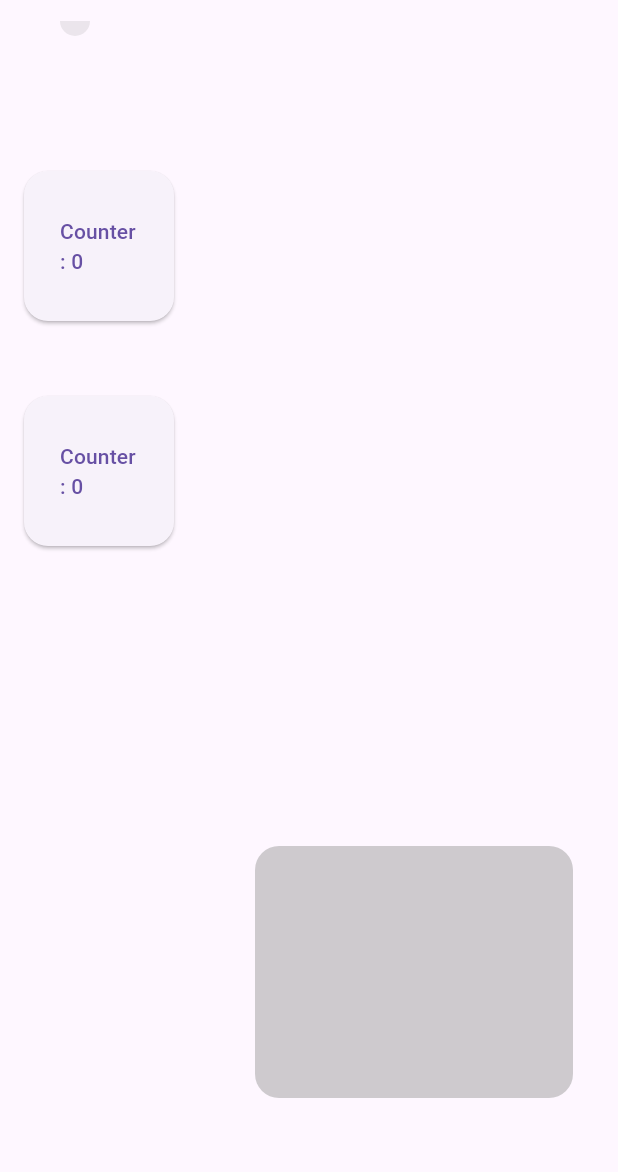
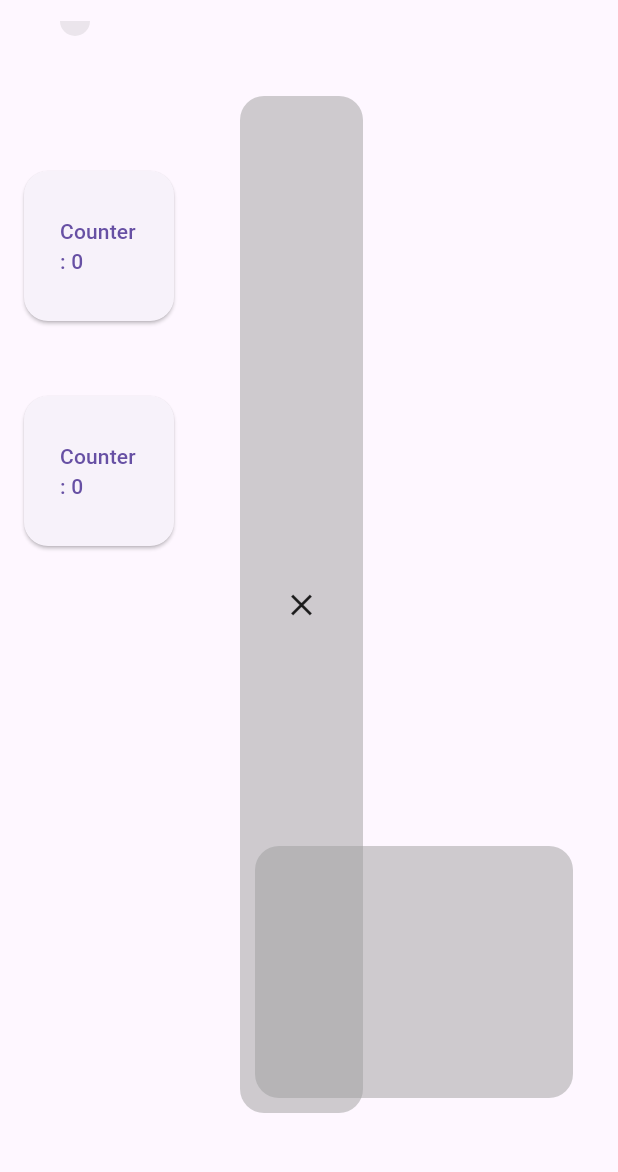
Before and after one commit to twhc20/one_handed_cursor, a Flutter app: the BasicCursorPage screen opened directly, on a phone screen of 412 x 824 dp, the part 63-1235 px from its top. Run offline on Flutter 3.47's test engine with Material 3 defaults, Android fonts, the phone set to English and light mode, and no system bars; our stand-ins replace flutter_riverpod.

Commit message:
WIP: adding close button to touchpad

```diff
--- a/lib/custom_widgets/touchpad.dart
+++ b/lib/custom_widgets/touchpad.dart
@@ -34,6 +34,7 @@ final touchpadNotifierProvider = StateNotifierProvider.family<TouchpadNotifer,
 class TouchpadWidget extends ConsumerStatefulWidget {
   final Function(double, double) onTouch;
   final Function() onTap;
+  final Function onClose;
 
   final double initialLeft;
   final double initialTop;
@@ -55,6 +56,7 @@ class TouchpadWidget extends ConsumerStatefulWidget {
       required this.cursorPositionY,
       required this.onTouch,
       required this.onTap,
+      required this.onClose,
       super.key});
 
   @override
@@ -70,6 +72,12 @@ class _TouchpadWidgetState extends ConsumerState<TouchpadWidget> {
     double relativeCursorPositionX = widget.cursorPositionX;
     double relativeCursorPositionY = widget.cursorPositionY;
 
+    bool rightSide =
+        false; // if the touchpad will be on left or right side of the screen
+    Size screenSize = MediaQuery.of(context).size;
+    double screenCenterX = screenSize.width / 2;
+    rightSide = (touchpadState.right + touchpadState.left) / 2 > screenCenterX;
+
     return Stack(children: [
       Positioned(
         left: touchpadState.left,
@@ -78,8 +86,11 @@ class _TouchpadWidgetState extends ConsumerState<TouchpadWidget> {
         bottom: touchpadState.bottom,
         child: GestureDetector(
           onPanUpdate: (details) {
-            widget.onTouch(relativeCursorPositionX += details.delta.dx * 1.2,
-                relativeCursorPositionY += details.delta.dy * 1.2);
+            widget.onTouch(
+                relativeCursorPositionX +=
+                    details.delta.dx * touchpadState.dxRatio,
+                relativeCursorPositionY +=
+                    details.delta.dy * touchpadState.dyRatio);
           },
           onTap: () {
             widget.onTap();
@@ -92,6 +103,44 @@ class _TouchpadWidgetState extends ConsumerState<TouchpadWidget> {
           ),
         ),
       ),
+      if (rightSide)
+        Positioned(
+          left: touchpadState.right,
+          top: touchpadState.bottom,
+          right: touchpadState.right - 10,
+          bottom: touchpadState.bottom - 10,
+          child: GestureDetector(
+            onTap: () {
+              widget.onClose();
+            },
+            child: Container(
+              decoration: BoxDecoration(
+                color: Colors.grey.withOpacity(0.5),
+                borderRadius: BorderRadius.circular(16.0),
+              ),
+              child: const Icon(Icons.close),
+            ),
+          ),
+        ),
+      if (!rightSide)
+        Positioned(
+          left: touchpadState.left - 10,
+          top: touchpadState.bottom,
+          right: touchpadState.left,
+          bottom: touchpadState.bottom - 10,
+          child: GestureDetector(
+            onTap: () {
+              widget.onClose();
+            },
+            child: Container(
+              decoration: BoxDecoration(
+                color: Colors.grey.withOpacity(0.5),
+                borderRadius: BorderRadius.circular(16.0),
+              ),
+              child: const Icon(Icons.close),
+            ),
+          ),
+        ),
     ]);
   }
 }
--- a/lib/pages/basic_cursor_page.dart
+++ b/lib/pages/basic_cursor_page.dart
@@ -45,7 +45,8 @@ class BasicCursorPage extends ConsumerWidget {
                       button.onTap(ref);
                     }
                   }
-                }),
+                },
+                onClose: () {}),
           ],
         ));
   }
```
Also changed, not shown: lib/pages/generate_cursor_page.dart (+7 -3 lines).
